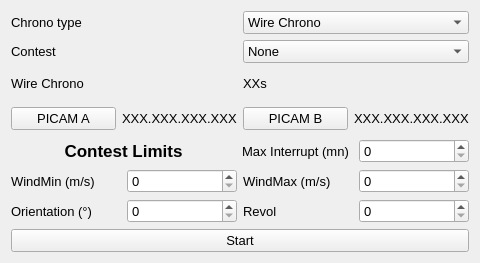
jomarin38/F3FChrono, file F3FChrono/gui/WConfig.ui: the form before one commit.
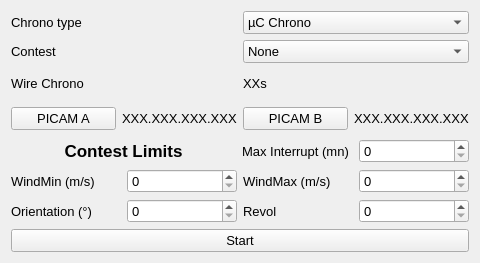
The form after the commit.

Commit message: adding weather simulation mode by udp message adding weather rules adding arduino I2C class first test ChronoClass changed

Patch:
```diff
--- a/F3FChrono/gui/WConfig.ui
+++ b/F3FChrono/gui/WConfig.ui
@@ -39,7 +39,7 @@
          </property>
          <item>
           <property name="text">
-           <string>Wire Chrono</string>
+           <string>µC Chrono</string>
           </property>
          </item>
          <item>
```
Left out of the diff: 7 changed lines with no effect on the pictures. The commit also changes 6 other files.
